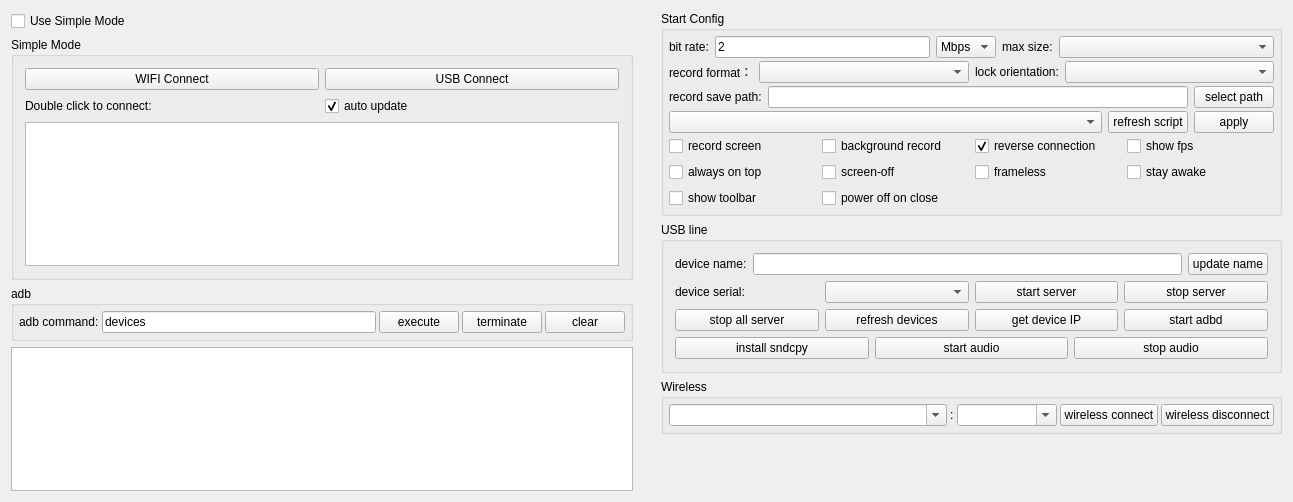
Old version of the form QtScrcpy/ui/dialog.ui in the repository xushuduo/QtScrcpy.
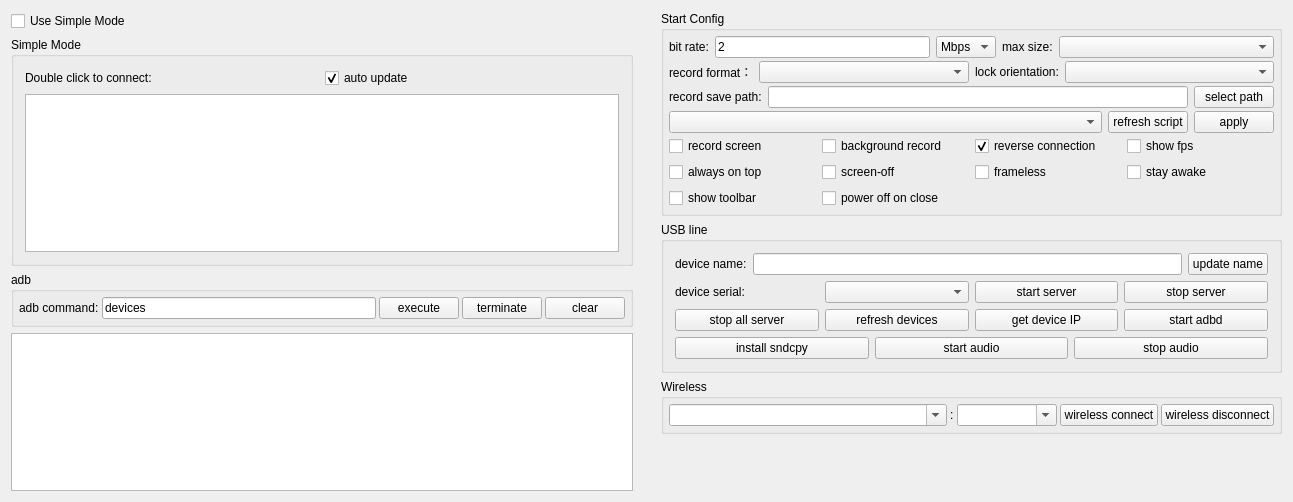
New version of the form.

Commit message: feat: remove WIFI Connect and USB Connect buttons from dialog

```diff
--- a/QtScrcpy/ui/dialog.ui
+++ b/QtScrcpy/ui/dialog.ui
@@ -69,36 +69,7 @@
          <bool>false</bool>
         </property>
         <layout class="QVBoxLayout" name="verticalLayout_4">
-         <item>
-          <layout class="QHBoxLayout" name="horizontalLayout_9">
-           <item>
-            <widget class="QPushButton" name="wifiConnectBtn">
-             <property name="sizePolicy">
-              <sizepolicy hsizetype="Preferred" vsizetype="Maximum">
-               <horstretch>0</horstretch>
-               <verstretch>0</verstretch>
-              </sizepolicy>
-             </property>
-             <property name="text">
-              <string>WIFI Connect</string>
-             </property>
-            </widget>
-           </item>
-           <item>
-            <widget class="QPushButton" name="usbConnectBtn">
-             <property name="sizePolicy">
-              <sizepolicy hsizetype="Preferred" vsizetype="Maximum">
-               <horstretch>0</horstretch>
-               <verstretch>0</verstretch>
-              </sizepolicy>
-             </property>
-             <property name="text">
-              <string>USB Connect</string>
-             </property>
-            </widget>
-           </item>
-          </layout>
-         </item>
+ 
          <item>
           <layout class="QHBoxLayout" name="horizontalLayout_13">
            <property name="topMargin">
```
The commit also changes 2 other files.
